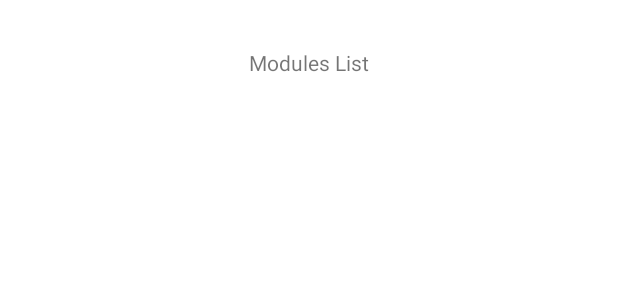
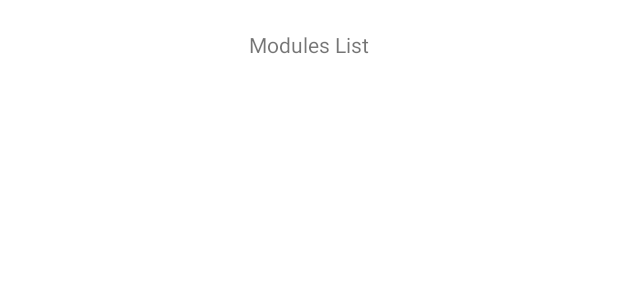
Before and after one commit to jhonnatan1806/Android-ESP32, an Android app: the layout fragment_module.xml on its own in the app's theme, with its tools: preview values and no code run, on a phone screen of 412 x 824 dp. Shown: the top 300 px of the screen. Run offline under Robolectric (Android 15) with nearby library versions, the light colour scheme and no system bars.

Commit message:
correction bugs

```diff
--- a/app/src/main/res/layout/fragment_module.xml
+++ b/app/src/main/res/layout/fragment_module.xml
@@ -6,30 +6,28 @@
     android:layout_height="match_parent"
     tools:context=".view.FragmentModule">
 
-    <androidx.constraintlayout.widget.ConstraintLayout
+    <ScrollView
         android:layout_width="match_parent"
         android:layout_height="match_parent">
 
-        <TextView
-            android:layout_width="wrap_content"
-            android:layout_height="wrap_content"
-            android:text="Modules List"
-            app:layout_constraintBottom_toBottomOf="parent"
-            app:layout_constraintEnd_toEndOf="parent"
-            app:layout_constraintHorizontal_bias="0.5"
-            app:layout_constraintStart_toStartOf="parent"
-            app:layout_constraintTop_toTopOf="parent"
-            app:layout_constraintVertical_bias="0.04" />
-
-        <androidx.recyclerview.widget.RecyclerView
-            android:id="@+id/recyclerview_modules"
+        <LinearLayout
             android:layout_width="match_parent"
             android:layout_height="wrap_content"
-            app:layout_constraintBottom_toBottomOf="parent"
-            app:layout_constraintEnd_toEndOf="parent"
-            app:layout_constraintHorizontal_bias="0.0"
-            app:layout_constraintStart_toStartOf="parent"
-            app:layout_constraintTop_toTopOf="parent"
-            app:layout_constraintVertical_bias="0.130" />
-    </androidx.constraintlayout.widget.ConstraintLayout>
+            android:orientation="vertical" >
+
+            <TextView
+                android:layout_width="match_parent"
+                android:layout_height="wrap_content"
+                android:layout_marginTop="20dp"
+                android:layout_marginBottom="20dp"
+                android:text="Modules List"
+                android:textAlignment="center" />
+
+            <androidx.recyclerview.widget.RecyclerView
+                android:id="@+id/recyclerview_modules"
+                android:layout_width="match_parent"
+                android:layout_height="wrap_content" />
+        </LinearLayout>
+    </ScrollView>
+
 </FrameLayout>
```
Also changed, not shown: app/src/main/res/layout/fragment_shield.xml (+17 -21 lines).
